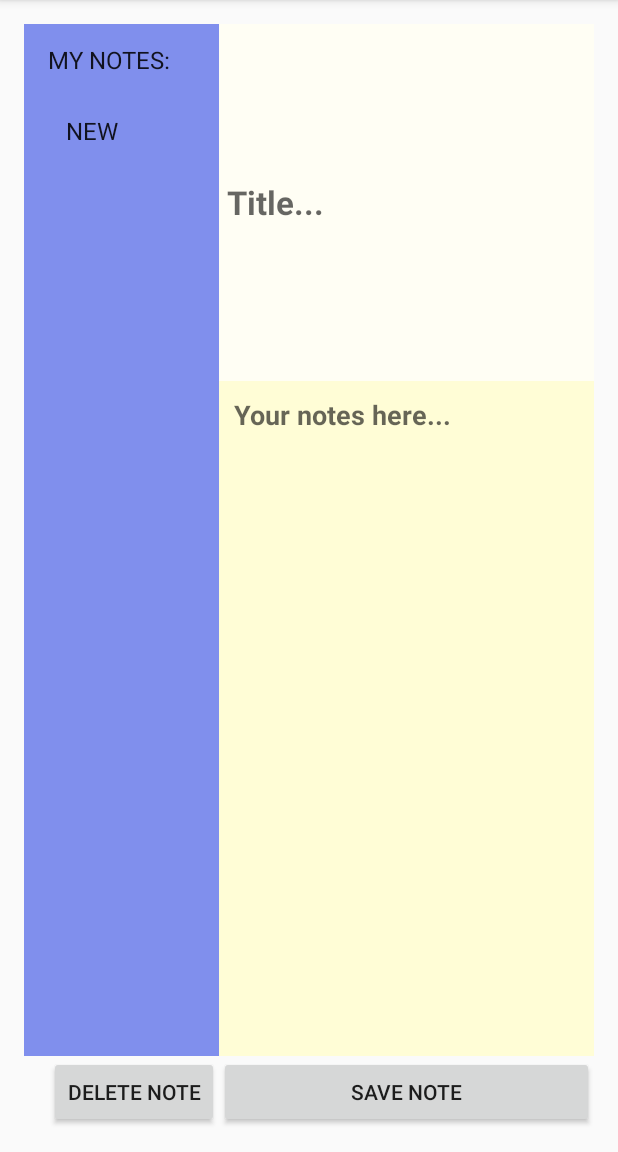
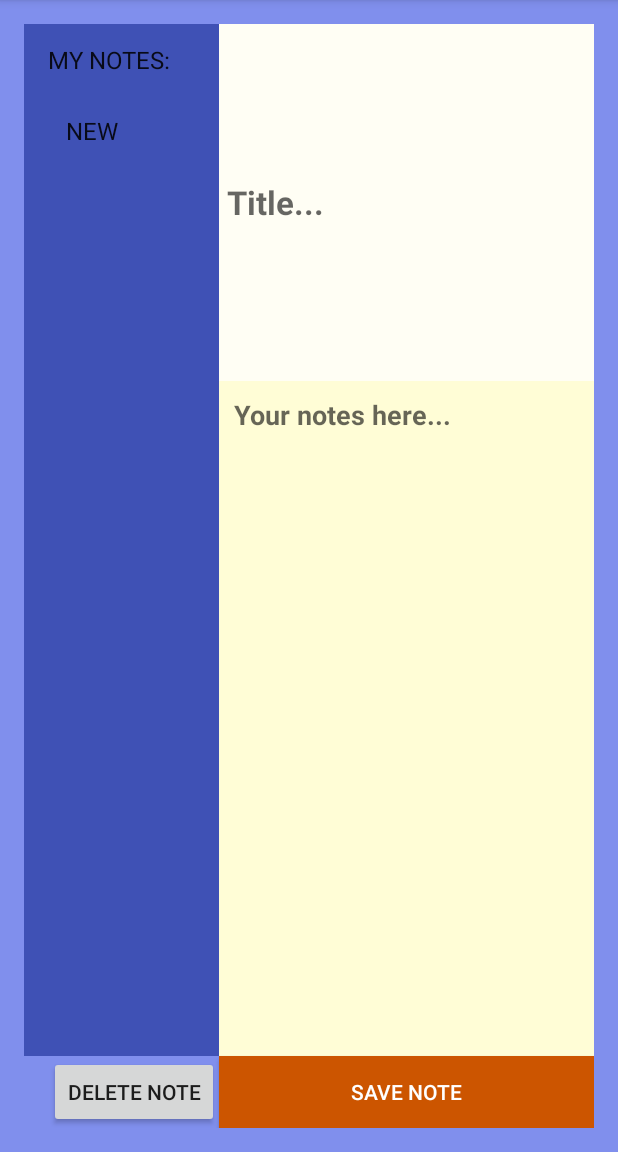
Before and after one commit to MattMetcalfe/StudentHubMine, an Android app: the NotePad screen opened directly, with no data from a screen before it, on a phone screen of 412 x 824 dp, the part 84-1236 px from its top. Run offline under Robolectric (Android 15) with nearby library versions, the phone set to English and light mode, and no system bars.

Commit message:
Notepad updated.

```diff
--- a/app/src/main/res/layout/activity_notepad.xml
+++ b/app/src/main/res/layout/activity_notepad.xml
@@ -8,6 +8,7 @@
     android:paddingLeft="@dimen/activity_horizontal_margin"
     android:paddingRight="@dimen/activity_horizontal_margin"
     android:paddingTop="@dimen/activity_vertical_margin"
+    android:background="@color/myblue"
     tools:context="com.example.studenthub.NotePad">
 
     <!--<android.support.v7.widget.Toolbar-->
@@ -23,6 +24,7 @@
 
     <!--MY WORK STARTS HERE-->
     <!--DELETE OLD TEXT FIELD (note)-->
+
     <EditText
         android:layout_width="wrap_content"
         android:layout_height="wrap_content"
@@ -56,7 +58,9 @@
         android:layout_alignParentRight="true"
         android:layout_alignParentEnd="true"
         android:layout_gravity="bottom|end"
-        android:layout_toEndOf="@+id/NoteNavigation" />
+        android:layout_toEndOf="@+id/NoteNavigation"
+        android:background="#CC5500"
+        android:textColor="#ffffff"/>
 
     <ListView
         android:layout_width="wrap_content"
@@ -67,7 +71,7 @@
         android:layout_alignParentStart="true"
         android:layout_toStartOf="@+id/noteInput"
         android:layout_toLeftOf="@+id/noteInput"
-        android:background="@color/myblue"
+        android:background="@color/colorPrimary"
         android:choiceMode="singleChoice"
         android:scrollingCache="false"
         android:smoothScrollbar="true"
@@ -105,6 +109,6 @@
         android:id="@+id/DeleteNoteButton"
         android:layout_below="@+id/noteInput"
         android:layout_toLeftOf="@+id/SaveNoteButton"
-        android:layout_toStartOf="@+id/SaveNoteButton" />
+        android:layout_toStartOf="@+id/SaveNoteButton"/>
 
 </RelativeLayout>
```
